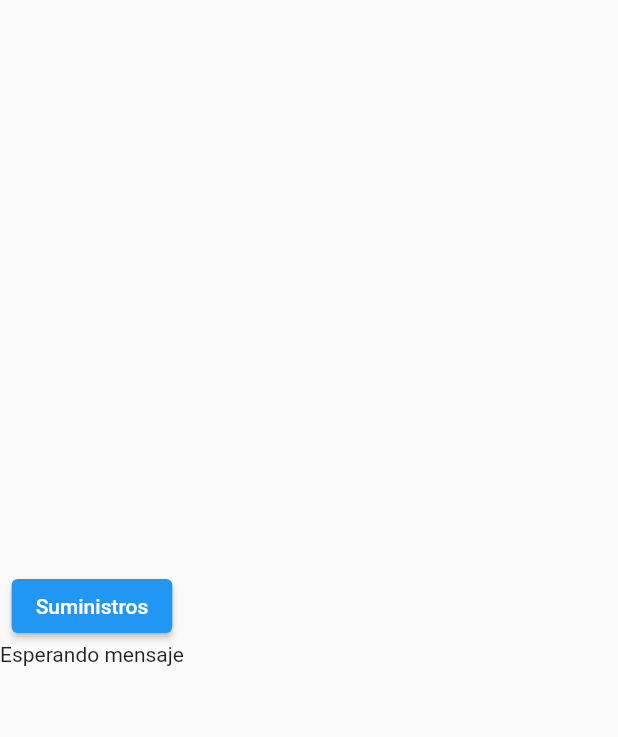
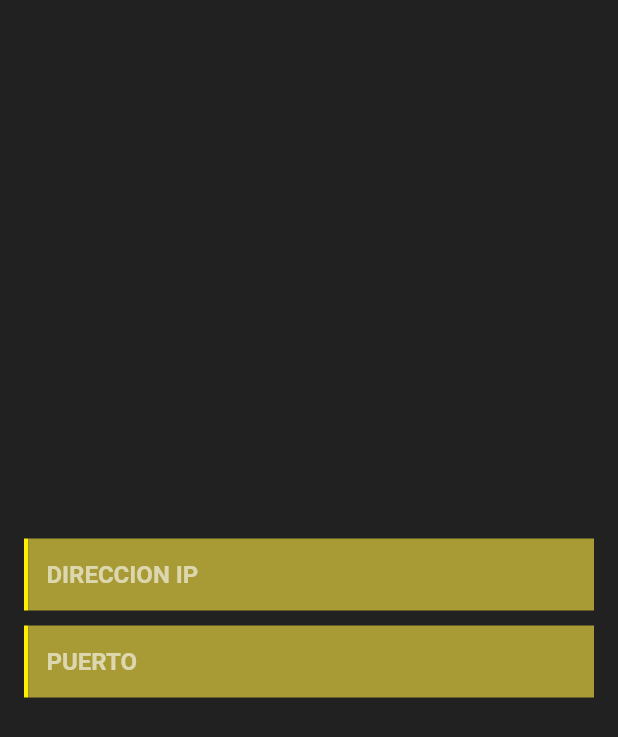
Before and after one commit to matias33pascual/macros-to-helldivers, a Flutter app: the screen it shows after launch, on a phone screen of 412 x 824 dp. Shown: the top 737 px of the screen. Run offline on Flutter 3.47's test engine with Material 2 defaults, Android fonts, the phone set to English and light mode, and no system bars.

Commit message:
creando pantalla home

```diff
--- a/lib/home_page/home_page.dart
+++ /dev/null
@@ -1,40 +0,0 @@
-// ignore_for_file: prefer_const_constructors, prefer_const_literals_to_create_immutables
-
-import 'package:flutter/material.dart';
-import 'package:web_socket_channel/io.dart';
-
-class HomePage extends StatelessWidget {
-  const HomePage({Key? key}) : super(key: key);
-
-  @override
-  Widget build(BuildContext context) {
-    final channel = IOWebSocketChannel.connect("ws://192.168.100.16:433");
-
-    void onPressHandler() {
-      print("enviando data");
-      channel.sink.add("HOLA DESDE FLUTTER!!");
-    }
-
-    return Scaffold(
-      body: Column(
-        mainAxisSize: MainAxisSize.max,
-        mainAxisAlignment: MainAxisAlignment.center,
-        crossAxisAlignment: CrossAxisAlignment.center,
-        children: [
-          ElevatedButton(
-            onPressed: onPressHandler,
-            child: Text("Suministros"),
-          ),
-          StreamBuilder(
-            stream: channel.stream,
-            builder: ((context, snapshot) {
-              return Text(snapshot.hasData
-                  ? snapshot.data.toString()
-                  : "Esperando mensaje");
-            }),
-          ),
-        ],
-      ),
-    );
-  }
-}
--- /dev/null
+++ b/lib/home_page/providers/home_provider.dart
@@ -0,0 +1,12 @@
+import 'package:flutter/material.dart';
+import 'package:macro_sync_client/home_page/states/home_state.dart';
+
+class HomeProvider extends ChangeNotifier {
+  HomeState state = HomeState.instance;
+
+  setFocus(String input) {
+    state.inputFocused = input;
+    print(state.inputFocused);
+    notifyListeners();
+  }
+}
--- /dev/null
+++ b/lib/home_page/screens/home_page.dart
@@ -0,0 +1,100 @@
+// ignore_for_file: prefer_const_constructors, prefer_const_literals_to_create_immutables
+
+import 'package:flutter/material.dart';
+import 'package:macro_sync_client/home_page/providers/home_provider.dart';
+import 'package:provider/provider.dart';
+import 'package:web_socket_channel/io.dart';
+
+class HomePage extends StatefulWidget {
+  const HomePage({Key? key}) : super(key: key);
+
+  @override
+  State<HomePage> createState() => _HomePageState();
+}
+
+class _HomePageState extends State<HomePage> {
+  @override
+  Widget build(BuildContext context) {
+    IOWebSocketChannel? channel;
+
+    void onPressHandler() {
+      debugPrint("Conectando al servidor . . .");
+      // IOWebSocketChannel.connect("ws://192.168.100.16:433");
+      // channel.sink.add("HOLA DESDE FLUTTER!!");
+    }
+
+    return Scaffold(
+      body: Container(
+        color: Colors.black87,
+        padding: EdgeInsets.symmetric(horizontal: 16),
+        child: Column(
+          mainAxisAlignment: MainAxisAlignment.center,
+          children: [CustomForm()],
+        ),
+      ),
+    );
+  }
+}
+
+class CustomForm extends StatelessWidget {
+  const CustomForm({Key? key}) : super(key: key);
+
+  @override
+  Widget build(BuildContext context) {
+    return Column(
+      children: [
+        CustomInputField(
+          hintText: "DIRECCION IP",
+        ),
+        SizedBox(height: 10),
+        CustomInputField(
+          hintText: "PUERTO",
+          textInputType: TextInputType.number,
+        ),
+      ],
+    );
+  }
+}
+
+class CustomInputField extends StatelessWidget {
+  final String hintText;
+  final TextInputType textInputType;
+
+  const CustomInputField({
+    Key? key,
+    required this.hintText,
+    this.textInputType = TextInputType.text,
+  }) : super(key: key);
+
+  @override
+  Widget build(BuildContext context) {
+    return Container(
+      decoration: BoxDecoration(
+          border: Border(
+        left: BorderSide(
+          width: 3,
+          color: Color.fromARGB(255, 255, 238, 0),
+        ),
+      )),
+      child: TextField(
+        cursorColor: Colors.white,
+        cursorWidth: 3,
+        style: TextStyle(
+          color: Colors.white,
+          fontWeight: FontWeight.w600,
+        ),
+        maxLines: 1,
+        decoration: InputDecoration(
+          hintText: hintText,
+          hintStyle: TextStyle(
+            color: Colors.white60,
+            fontWeight: FontWeight.w600,
+          ),
+          filled: true,
+          fillColor: Color.fromARGB(255, 168, 155, 53),
+          border: InputBorder.none,
+        ),
+      ),
+    );
+  }
+}
--- /dev/null
+++ b/lib/home_page/states/home_state.dart
@@ -0,0 +1,7 @@
+class HomeState {
+  HomeState._();
+  static final HomeState _instance = HomeState._();
+  static HomeState get instance => _instance;
+
+  String inputFocused = "";
+}
--- a/lib/main.dart
+++ b/lib/main.dart
@@ -1,18 +1,25 @@
 import 'package:flutter/material.dart';
-import 'package:macro_sync_client/home_page/home_page.dart';
+import 'package:macro_sync_client/home_page/screens/home_page.dart';
+import 'package:macro_sync_client/home_page/providers/home_provider.dart';
+import 'package:provider/provider.dart';
 
 void main() {
-  runApp(const MyApp());
+  runApp(
+    MultiProvider(
+      providers: [ChangeNotifierProvider(create: (_) => HomeProvider())],
+      child: const MyApp(),
+    ),
+  );
 }
 
 class MyApp extends StatelessWidget {
   const MyApp({super.key});
 
-  // This widget is the root of your application.
   @override
   Widget build(BuildContext context) {
     return const MaterialApp(
-      title: 'Macro Sync',
+      title: 'Macro Sync Helldivers 2 Edition',
+      debugShowCheckedModeBanner: false,
       home: HomePage(),
     );
   }
--- a/pubspec.yaml
+++ b/pubspec.yaml
@@ -35,6 +35,7 @@ dependencies:
   # Use with the CupertinoIcons class for iOS style icons.
   cupertino_icons: ^1.0.2
   web_socket_channel: ^2.4.0
+  provider: ^6.1.2
 
 dev_dependencies:
   flutter_test:
```
Also changed, not shown: pubspec.lock.
